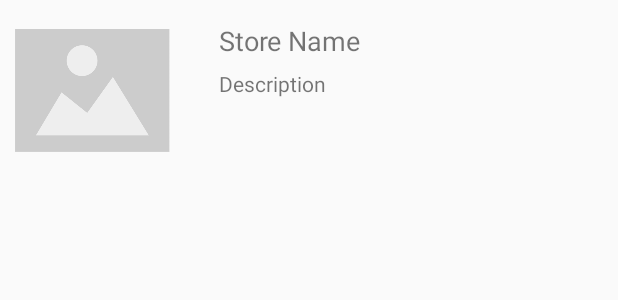
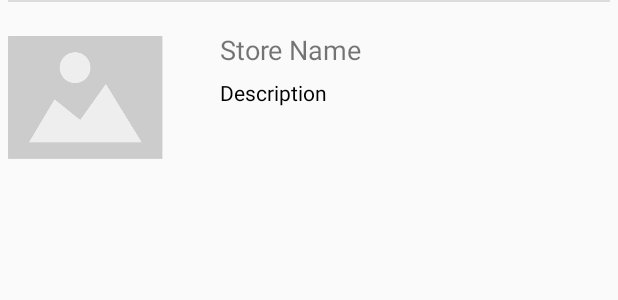
Before and after one commit to NouranSamak/FoodCourt, an Android app: the layout store_cell.xml on its own in the app's theme, with its tools: preview values and no code run, on a phone screen of 412 x 824 dp. Shown: the top 300 px of the screen. Run offline under Robolectric (Android 15) with nearby library versions, the phone set to English and light mode, and no system bars.

Commit message:
UI Adjustments

```diff
--- a/app/src/main/res/layout/store_cell.xml
+++ b/app/src/main/res/layout/store_cell.xml
@@ -4,12 +4,16 @@
     xmlns:tools="http://schemas.android.com/tools"
     android:layout_width="match_parent"
     android:layout_height="120dp"
-    android:padding="10dp">
+    android:paddingBottom="5dp"
+    android:paddingLeft="5dp"
+    android:paddingRight="5dp"
+    android:paddingTop="0dp">
 
     <ImageView
         android:id="@+id/storeLogo"
         android:layout_width="103dp"
-        android:layout_height="91dp"
+        android:layout_height="0dp"
+        android:layout_marginTop="15dp"
         app:layout_constraintBottom_toBottomOf="parent"
         app:layout_constraintStart_toStartOf="parent"
         app:layout_constraintTop_toTopOf="parent"
@@ -19,10 +23,12 @@
         android:id="@+id/storeName"
         android:layout_width="243dp"
         android:layout_height="31dp"
+        android:paddingLeft="10dp"
+        android:paddingTop="5dp"
         android:text="Store Name"
         android:textSize="18sp"
-        android:paddingLeft="10dp"
         app:layout_constraintEnd_toEndOf="parent"
+        app:layout_constraintHorizontal_bias="0.515"
         app:layout_constraintStart_toEndOf="@+id/storeLogo"
         app:layout_constraintTop_toTopOf="@id/storeLogo" />
 
@@ -30,14 +36,26 @@
         android:id="@+id/storeDescription"
         android:layout_width="243dp"
         android:layout_height="56dp"
-        android:text="Description"
+        android:layout_marginTop="5dp"
         android:ellipsize="end"
         android:maxLines="3"
         android:paddingLeft="10dp"
+        android:text="Description"
+        android:textColor="@android:color/black"
         app:layout_constraintEnd_toEndOf="parent"
-        app:layout_constraintHorizontal_bias="0.5"
+        app:layout_constraintHorizontal_bias="0.515"
         app:layout_constraintStart_toEndOf="@+id/storeLogo"
         app:layout_constraintTop_toBottomOf="@+id/storeName" />
 
+    <View
+        android:id="@+id/divider"
+        android:layout_width="match_parent"
+        android:layout_height="1dp"
+        android:background="?android:attr/listDivider"
+        app:layout_constraintTop_toBottomOf="@+id/imageView"
+        app:layout_constraintStart_toEndOf="parent"
+        tools:layout_editor_absoluteX="5dp"
+        tools:layout_editor_absoluteY="115dp" />
+
 
 </android.support.constraint.ConstraintLayout>
--- a/app/src/main/res/values/styles.xml
+++ b/app/src/main/res/values/styles.xml
@@ -1,11 +1,16 @@
 <resources>
 
     <!-- Base application theme. -->
-    <style name="AppTheme" parent="Base.Theme.AppCompat.Light.DarkActionBar">
+    <style name="AppTheme" parent="Theme.AppCompat.Light.NoActionBar">
         <!-- Customize your theme here. -->
-        <item name="colorPrimary">@color/colorPrimary</item>
-        <item name="colorPrimaryDark">@color/colorPrimaryDark</item>
-        <item name="colorAccent">@color/colorAccent</item>
+        <item name="colorPrimary">#116DAC</item>
+        <item name="colorPrimaryDark">#116DAC</item>
+        <item name="colorAccent">#9ABFDC</item>
+    </style>
+
+    <style name="AppTheme.NoActionBar">
+        <item name="windowActionBar">false</item>
+        <item name="windowNoTitle">true</item>
     </style>
 
 </resources>
```
Also changed, not shown: app/src/main/res/drawable/search_bg.xml (added, +10 -0 lines), app/src/main/res/layout/activity_main.xml (+40 -3 lines).
